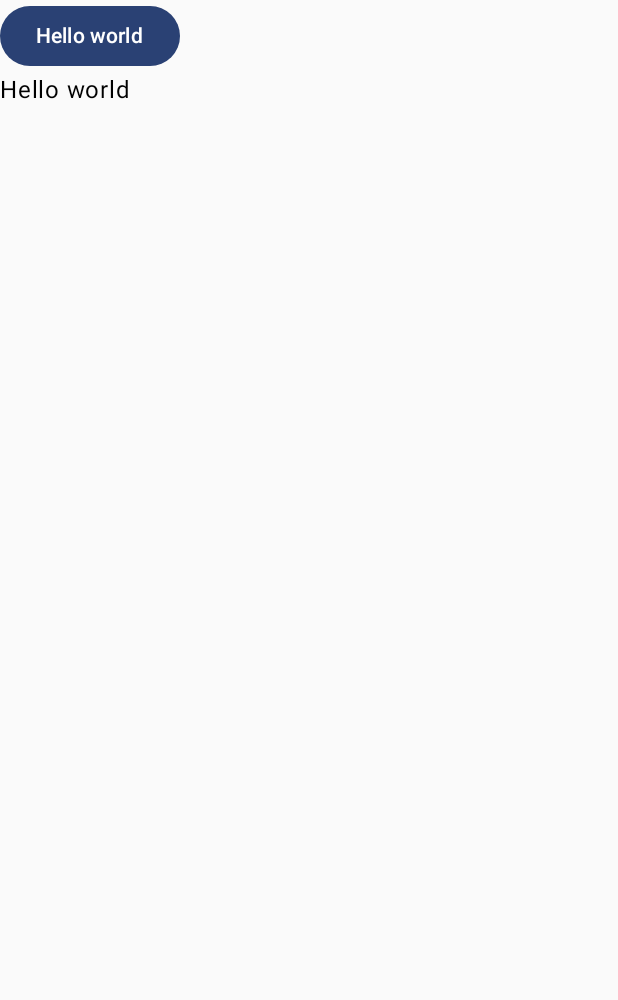
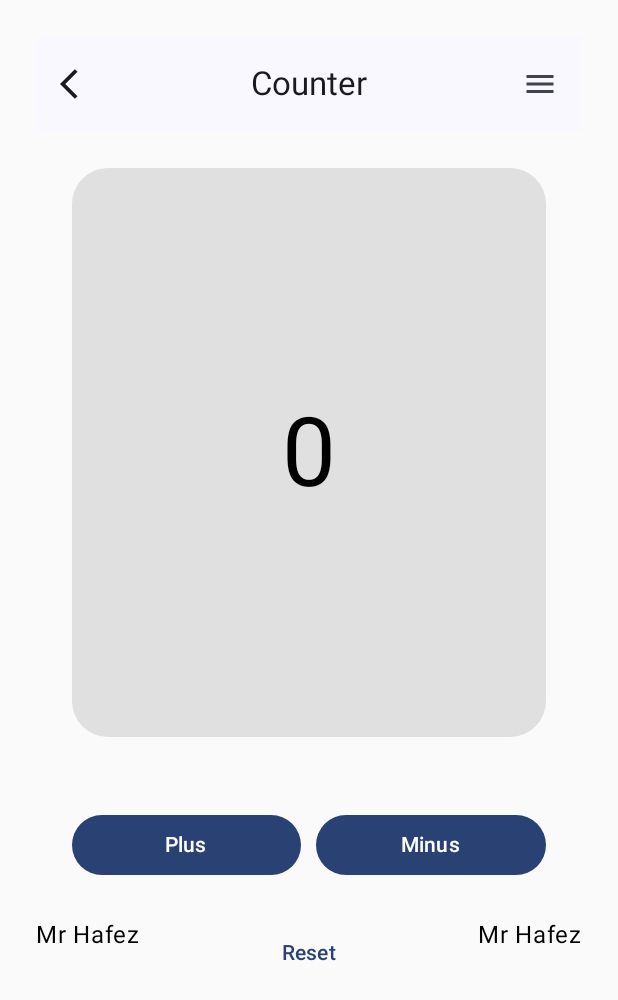
Before and after one commit to saeid-yousefi/android-montazeri, an Android app built with Jetpack Compose: the screen it shows after launch (MainActivity), on a phone screen of 412 x 824 dp. Shown: the top 1000 px of the screen. Run offline under Robolectric (Android 15) with nearby library versions, the phone set to English and light mode, and no system bars.

Commit message:
5-zekr shomar created

```diff
--- a/app/src/main/java/com/example/myapplication/MainActivity.kt
+++ b/app/src/main/java/com/example/myapplication/MainActivity.kt
@@ -3,26 +3,118 @@ package com.example.myapplication
 import android.os.Bundle
 import androidx.activity.ComponentActivity
 import androidx.activity.compose.setContent
+import androidx.compose.foundation.background
+import androidx.compose.foundation.layout.Arrangement
+import androidx.compose.foundation.layout.Box
 import androidx.compose.foundation.layout.Column
+import androidx.compose.foundation.layout.Row
+import androidx.compose.foundation.layout.Spacer
+import androidx.compose.foundation.layout.fillMaxHeight
 import androidx.compose.foundation.layout.fillMaxSize
+import androidx.compose.foundation.layout.fillMaxWidth
+import androidx.compose.foundation.layout.padding
+import androidx.compose.foundation.layout.width
+import androidx.compose.foundation.shape.RoundedCornerShape
 import androidx.compose.material3.Button
+import androidx.compose.material3.CenterAlignedTopAppBar
+import androidx.compose.material3.ExperimentalMaterial3Api
+import androidx.compose.material3.Icon
+import androidx.compose.material3.IconButton
 import androidx.compose.material3.Text
+import androidx.compose.material3.TextButton
+import androidx.compose.runtime.mutableStateOf
+import androidx.compose.runtime.remember
+import androidx.compose.ui.Alignment
 import androidx.compose.ui.Modifier
+import androidx.compose.ui.draw.clip
+import androidx.compose.ui.graphics.Color
+import androidx.compose.ui.res.painterResource
+import androidx.compose.ui.text.style.TextAlign
+import androidx.compose.ui.unit.dp
+import androidx.compose.ui.unit.sp
 import com.example.myapplication.ui.theme.MyApplicationTheme
 
 class MainActivity : ComponentActivity() {
+    @OptIn(ExperimentalMaterial3Api::class)
     override fun onCreate(savedInstanceState: Bundle?) {
         super.onCreate(savedInstanceState)
         setContent {
             MyApplicationTheme {
                 // A surface container using the 'background' color from the theme
+                val number = remember {
+                    mutableStateOf(0)
+                }
                 Column(
-                    modifier = Modifier.fillMaxSize(),
+                    modifier = Modifier
+                        .fillMaxSize()
+                        .padding(24.dp),
                 ) {
-                    Button(onClick = { /*TODO*/ }) {
-                        Text(text = "Hello world")
+                    CenterAlignedTopAppBar(title = { Text("Counter") },
+                        navigationIcon = {
+                            IconButton(onClick = { /*TODO*/ }) {
+                                Icon(
+                                    painter = painterResource(id = R.drawable.ic_back),
+                                    contentDescription = ""
+                                )
+                            }
+                        },
+                        actions = {
+                            IconButton(onClick = { /*TODO*/ }) {
+                                Icon(
+                                    painter = painterResource(id = R.drawable.ic_menu),
+                                    contentDescription = ""
+                                )
+                            }
+                        })
+                    Box(
+                        modifier = Modifier
+                            .fillMaxWidth()
+                            .fillMaxHeight(0.6f)
+                            .padding(24.dp)
+                            .clip(shape = RoundedCornerShape(24.dp))
+                            .background(color = Color(0xFFE0E0E0)),
+                        contentAlignment = Alignment.Center
+                    ) {
+                        Text(text = number.value.toString(), fontSize = 64.sp)
                     }
-                    Text(text = "Hello world")
+                    Row(
+                        modifier = Modifier
+                            .fillMaxWidth()
+                            .padding(24.dp)
+                    ) {
+                        Button(onClick = {
+                            number.value = number.value + 1
+                        }, modifier = Modifier.weight(1f)) {
+                            Text(text = "Plus")
+                        }
+                        Spacer(modifier = Modifier.width(10.dp))
+                        Button(
+                            modifier = Modifier.weight(1f),
+                            onClick = {
+                                if (number.value != 0) {
+                                    number.value = number.value - 1
+                                }
+
+                            }) {
+                            Text(text = "Minus")
+                        }
+                    }
+                    Row(
+                        modifier = Modifier.fillMaxWidth(),
+                        horizontalArrangement = Arrangement.Center
+                    ) {
+                        Text(text = "Mr Hafez")
+                        Spacer(modifier = Modifier.weight(1f))
+                        TextButton(onClick = { number.value = 0 }) {
+                            Text(
+                                text = "Reset",
+                                textAlign = TextAlign.Center
+                            )
+                        }
+                        Spacer(modifier = Modifier.weight(1f))
+                        Text(text = "Mr Hafez")
+                    }
+
                 }
             }
         }
--- /dev/null
+++ b/app/src/main/res/drawable/ic_back.xml
@@ -0,0 +1,5 @@
+<vector android:autoMirrored="true" android:height="24dp"
+    android:tint="#000000" android:viewportHeight="24"
+    android:viewportWidth="24" android:width="24dp" xmlns:android="http://schemas.android.com/apk/res/android">
+    <path android:fillColor="@android:color/white" android:pathData="M11.67,3.87L9.9,2.1 0,12l9.9,9.9 1.77,-1.77L3.54,12z"/>
+</vector>
--- /dev/null
+++ b/app/src/main/res/drawable/ic_menu.xml
@@ -0,0 +1,5 @@
+<vector android:height="24dp" android:tint="#000000"
+    android:viewportHeight="24" android:viewportWidth="24"
+    android:width="24dp" xmlns:android="http://schemas.android.com/apk/res/android">
+    <path android:fillColor="@android:color/white" android:pathData="M3,18h18v-2L3,16v2zM3,13h18v-2L3,11v2zM3,6v2h18L21,6L3,6z"/>
+</vector>
```
